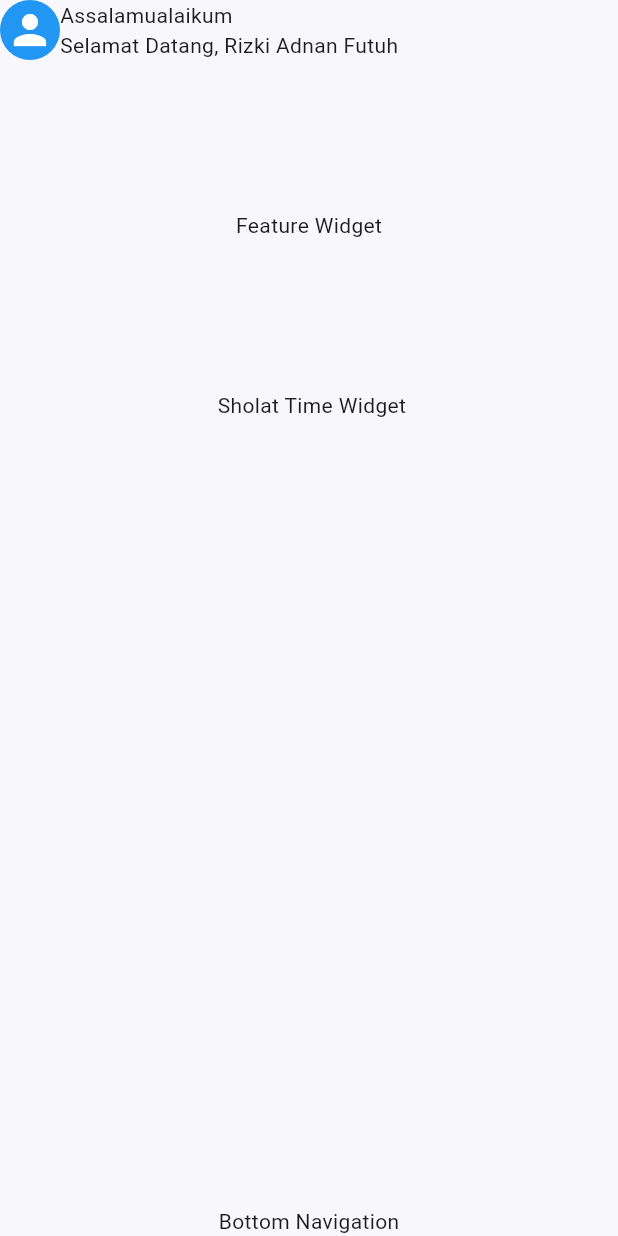
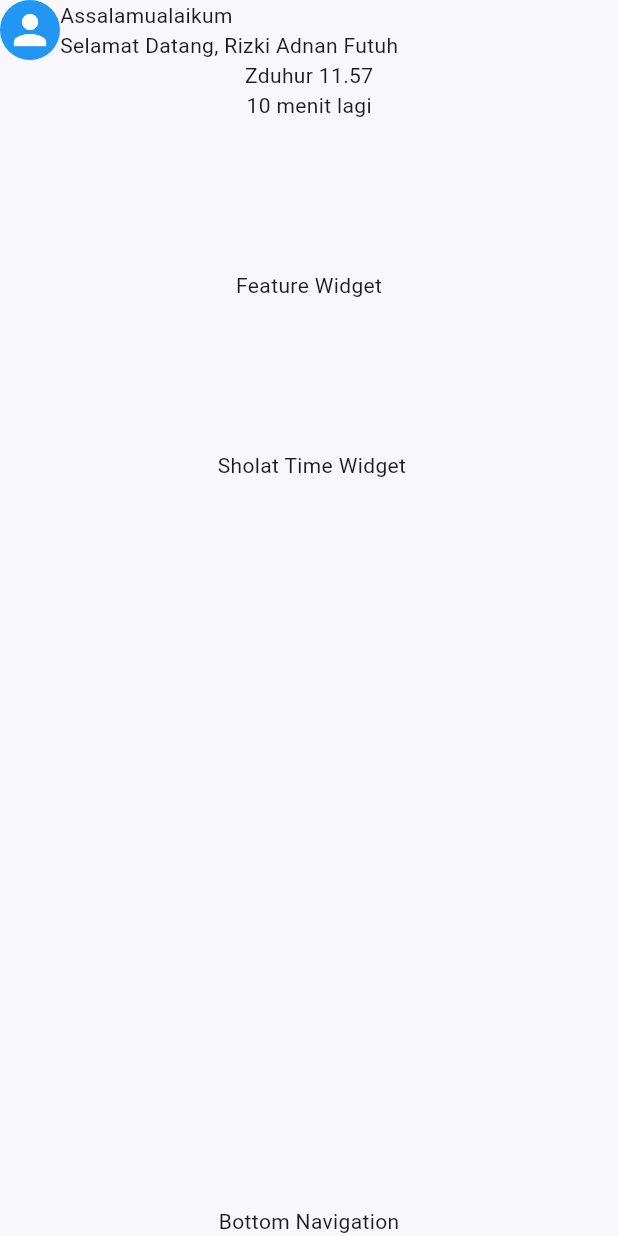
Before and after one commit to adnfutuh/al_quran_app, a Flutter app: the screen it shows after launch, on a phone screen of 412 x 824 dp. Run offline on Flutter 3.47's test engine with Material 3 defaults, Android fonts, the phone set to English and light mode, and no system bars; our stand-ins replace bloc, connectivity_plus, dio, equatable, flutter_screenutil, freezed_annotation and 7 more.

Commit message:
feat: add prayer time widget and cubit

```diff
--- a/lib/features/home/screens/home_screen.dart
+++ b/lib/features/home/screens/home_screen.dart
@@ -1,4 +1,5 @@
 import 'package:al_quran_app/core/design_system/design_system.dart';
+import 'package:al_quran_app/features/prayer/ui/widgets/prayer_widget.dart';
 import 'package:flutter/material.dart';
 
 import '../ui/widgets/home_header_widget.dart';
@@ -13,6 +14,7 @@ class HomeScreen extends StatelessWidget {
       body: const Column(
         children: [
           HomeHeaderWidget(),
+          PrayerWidget(),
           SizedBox(height: 100),
           Center(child: Text('Feature Widget')),
           SizedBox(height: 100),
--- /dev/null
+++ b/lib/features/prayer/presentation/cubit/prayer_state.dart
@@ -0,0 +1,6 @@
+part of 'prayer_cubit.dart';
+
+@freezed
+class PrayerState with _$PrayerState {
+  const factory PrayerState.initial() = _Initial;
+}
--- /dev/null
+++ b/lib/features/prayer/ui/widgets/prayer_widget.dart
@@ -0,0 +1,15 @@
+import 'package:flutter/material.dart';
+
+class PrayerWidget extends StatelessWidget {
+  const PrayerWidget({super.key});
+
+  @override
+  Widget build(BuildContext context) {
+    return const Column(
+      children: [
+        Text('Zduhur 11.57'),
+        Text('10 menit lagi'),
+      ],
+    );
+  }
+}
```
Also changed, not shown: lib/features/prayer/presentation/cubit/prayer_cubit.dart (added, +9 -0 lines), lib/features/prayer/presentation/cubit/prayer_cubit.freezed.dart (added).
